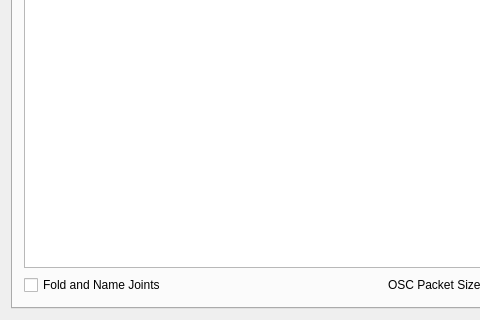
arennuit/iisuoscbridge, file src/FormFiles/MainForm.ui: the form before one commit; both pictures show x 0 to 480 and y 299 to 619 of the 662 by 619 pixel window.
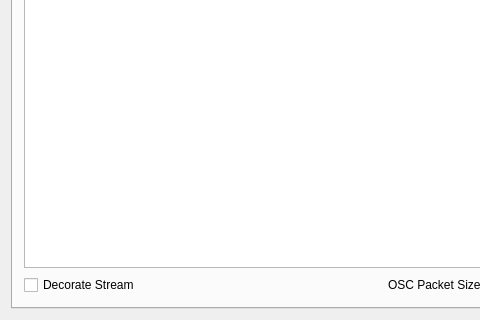
The form after the commit. Icons and pictures are not drawn.

Commit message: Renamed "foldAndNameJoints" into "decorateStream".

```diff
--- a/src/FormFiles/MainForm.ui
+++ b/src/FormFiles/MainForm.ui
@@ -789,7 +789,7 @@
           <item>
            <widget class="QCheckBox" name="m_foldAndNameJointsCheckBox">
             <property name="text">
-             <string>Fold and Name Joints</string>
+             <string>Decorate Stream</string>
             </property>
            </widget>
           </item>
```
Left out of the diff: 2 changed lines with no effect on the pictures. The commit also changes 11 other files.
